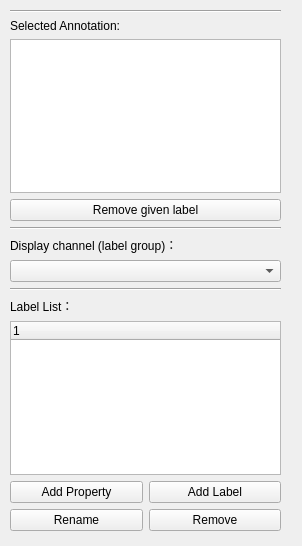
looooongChen/IMANNO, file uis/labelDisp.ui: the form before one commit.
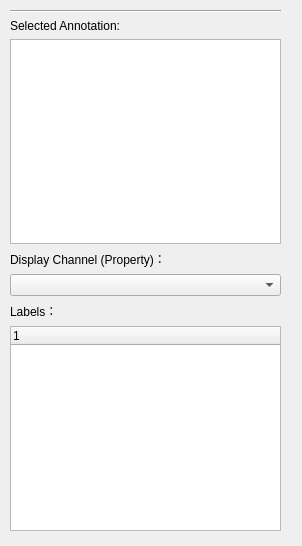
The form after the commit.

Patch:
```diff
--- a/uis/labelDisp.ui
+++ b/uis/labelDisp.ui
@@ -23,33 +23,6 @@
     </rect>
    </property>
    <layout class="QVBoxLayout" name="verticalLayout">
-    <item>
-     <widget class="Line" name="line">
-      <property name="orientation">
-       <enum>Qt::Horizontal</enum>
-      </property>
-     </widget>
-    </item>
-    <item>
-     <layout class="QHBoxLayout" name="horizontalLayout"/>
-    </item>
-    <item>
-     <widget class="QLabel" name="infoTableLabel">
-      <property name="text">
-       <string>Selected Annotation:</string>
-      </property>
-     </widget>
-    </item>
-    <item>
-     <widget class="QTableWidget" name="infoTable"/>
-    </item>
-    <item>
-     <widget class="QPushButton" name="btnDeleteGivenLabel">
-      <property name="text">
-       <string>Remove given label</string>
-      </property>
-     </widget>
-    </item>
     <item>
      <widget class="Line" name="sepLine">
       <property name="orientation">
@@ -57,10 +30,20 @@
       </property>
      </widget>
     </item>
+    <item>
+     <widget class="QLabel" name="annotationDispLabel">
+      <property name="text">
+       <string>Selected Annotation:</string>
+      </property>
+     </widget>
+    </item>
+    <item>
+     <widget class="QTableWidget" name="annotationDisp"/>
+    </item>
     <item>
      <widget class="QLabel" name="channelLabel">
       <property name="text">
-       <string>Display channel (label group)：</string>
+       <string>Display Channel (Property)：</string>
       </property>
      </widget>
     </item>
@@ -68,63 +51,20 @@
      <widget class="QComboBox" name="channel"/>
     </item>
     <item>
-     <layout class="QGridLayout" name="gridLayout_3">
-      <item row="2" column="0">
-       <widget class="QLabel" name="labelListLabel">
-        <property name="text">
-         <string>Label List：</string>
-        </property>
-       </widget>
-      </item>
-      <item row="4" column="0">
-       <layout class="QGridLayout" name="gridLayout_2">
-        <item row="2" column="0">
-         <widget class="QPushButton" name="btnRename">
-          <property name="text">
-           <string>Rename</string>
-          </property>
-         </widget>
-        </item>
-        <item row="2" column="1">
-         <widget class="QPushButton" name="btnRemove">
-          <property name="text">
-           <string>Remove</string>
-          </property>
-         </widget>
-        </item>
-        <item row="1" column="1">
-         <widget class="QPushButton" name="btnNewLabel">
-          <property name="text">
-           <string>Add Label</string>
-          </property>
-         </widget>
-        </item>
-        <item row="1" column="0">
-         <widget class="QPushButton" name="btnNewGroup">
-          <property name="text">
-           <string>Add Property</string>
-          </property>
-         </widget>
-        </item>
-       </layout>
-      </item>
-      <item row="3" column="0">
-       <widget class="QTreeWidget" name="labelTree">
-        <column>
-         <property name="text">
-          <string notr="true">1</string>
-         </property>
-        </column>
-       </widget>
-      </item>
-      <item row="1" column="0">
-       <widget class="Line" name="sepLine2">
-        <property name="orientation">
-         <enum>Qt::Horizontal</enum>
-        </property>
-       </widget>
-      </item>
-     </layout>
+     <widget class="QLabel" name="labelListLabel">
+      <property name="text">
+       <string>Labels：</string>
+      </property>
+     </widget>
+    </item>
+    <item>
+     <widget class="QTreeWidget" name="labelList">
+      <column>
+       <property name="text">
+        <string notr="true">1</string>
+       </property>
+      </column>
+     </widget>
     </item>
    </layout>
   </widget>
```
